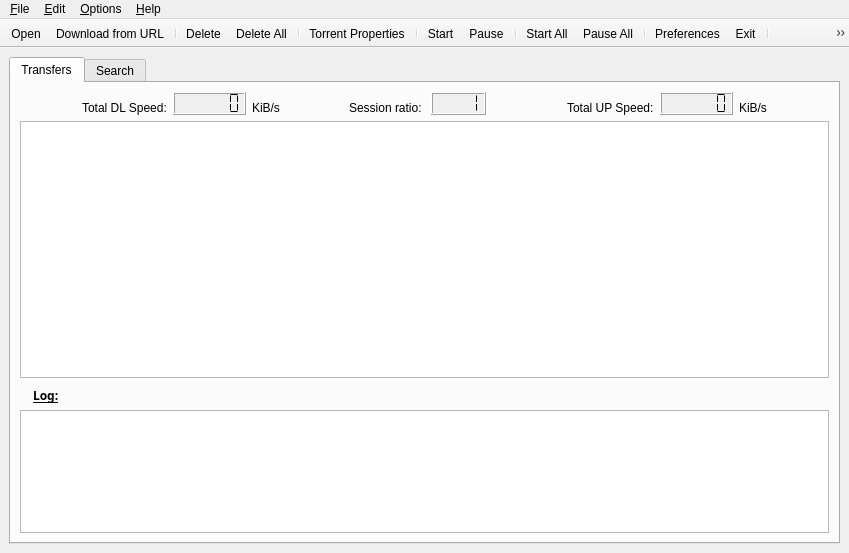
Above: src/MainWindow.ui from SysAdminDoc/qBittorrent-Vanced before the change. Below: the same form after it.
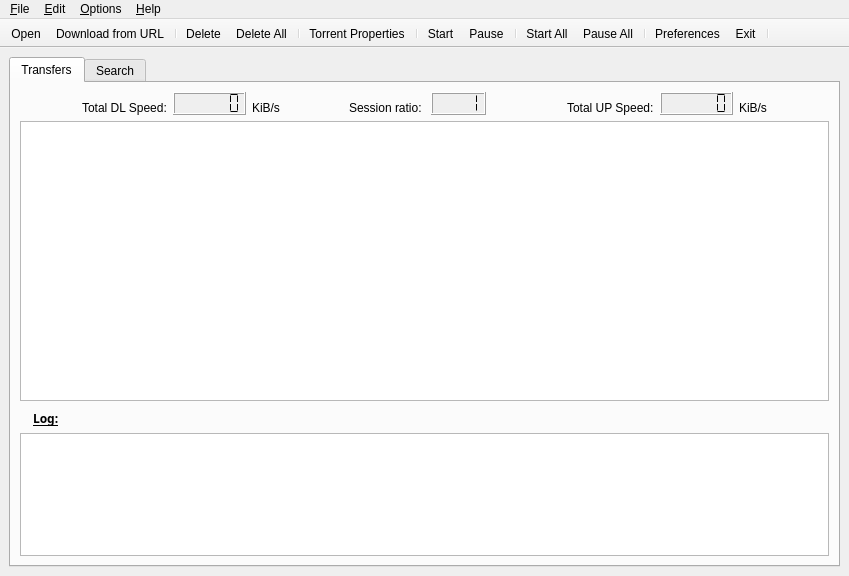
That is the form after the change.

Commit message: - Connection status is not a button anymore

What changed in the file:
```diff
--- a/src/MainWindow.ui
+++ b/src/MainWindow.ui
@@ -6,7 +6,7 @@
     <x>0</x>
     <y>0</y>
     <width>849</width>
-    <height>553</height>
+    <height>576</height>
    </rect>
   </property>
   <property name="contextMenuPolicy" >
@@ -797,7 +797,6 @@
    <addaction name="actionOptions" />
    <addaction name="actionExit" />
    <addaction name="separator" />
-   <addaction name="actionConnexion_Status" />
   </widget>
   <action name="actionOpen" >
    <property name="text" >
@@ -849,11 +848,6 @@
     <string>Documentation</string>
    </property>
   </action>
-  <action name="actionConnexion_Status" >
-   <property name="text" >
-    <string>Connection Status</string>
-   </property>
-  </action>
   <action name="actionDelete_All" >
    <property name="text" >
     <string>Delete All</string>
```
The commit also changes 2 other files.
